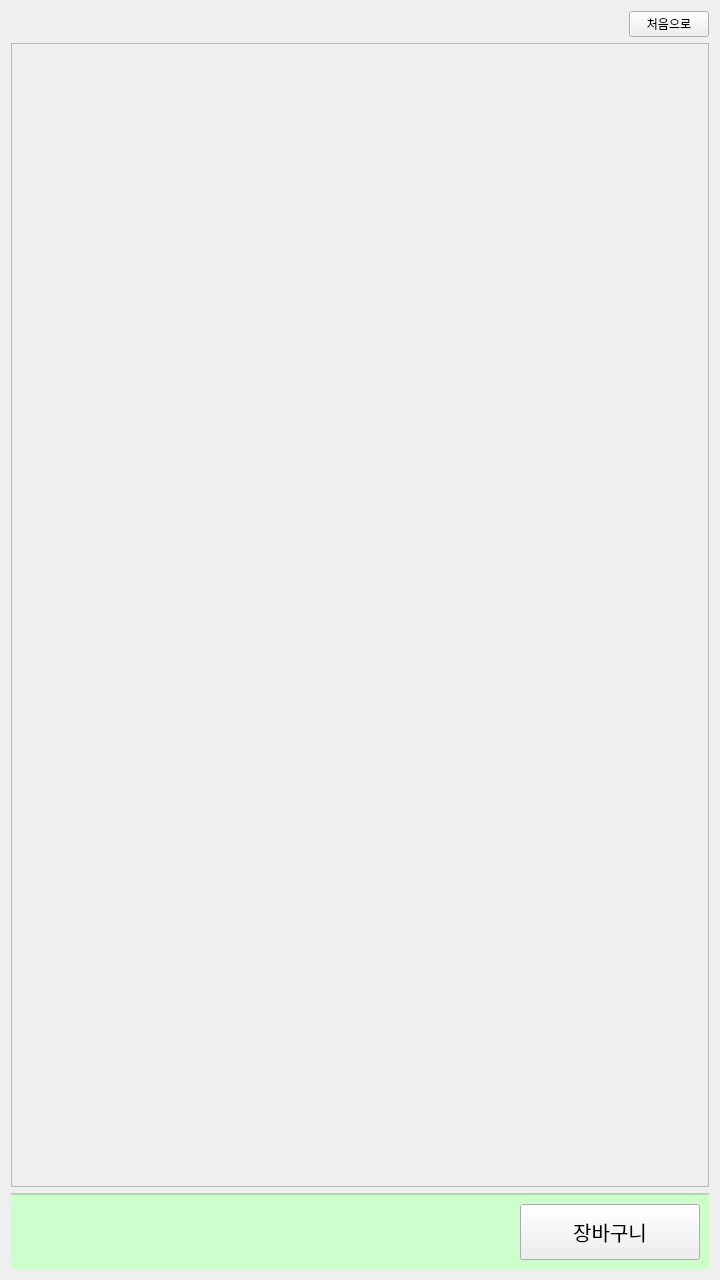
Above: qt/client/member.ui from ginjuns/SNAP before the change. Below: the same form after it.
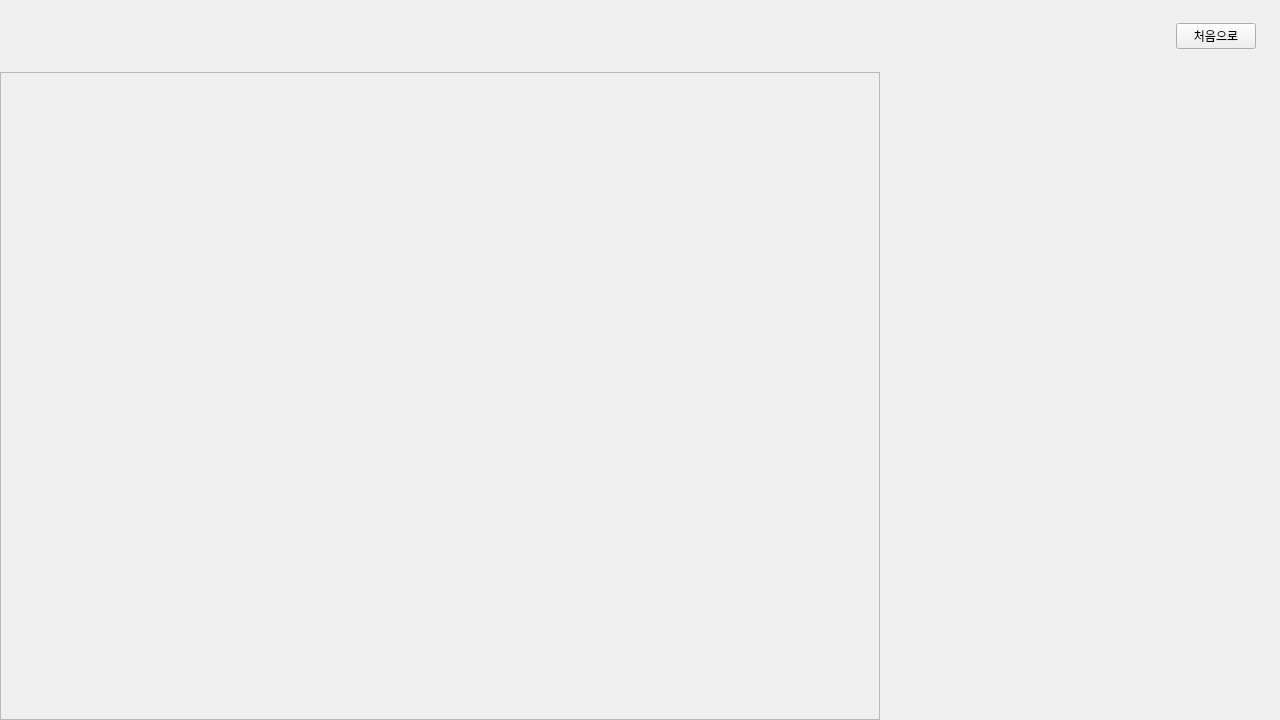
That is the form after the change. Custom widgets are drawn as their Qt base class.

What changed in the file:
```diff
--- a/qt/client/member.ui
+++ b/qt/client/member.ui
@@ -6,22 +6,82 @@
    <rect>
     <x>0</x>
     <y>0</y>
-    <width>720</width>
-    <height>1280</height>
+    <width>1280</width>
+    <height>720</height>
    </rect>
   </property>
-  <layout class="QVBoxLayout" name="verticalLayout" stretch="0,1,0">
+  <layout class="QVBoxLayout" name="verticalLayout" stretch="0,1">
+   <property name="spacing">
+    <number>0</number>
+   </property>
+   <property name="leftMargin">
+    <number>0</number>
+   </property>
+   <property name="topMargin">
+    <number>0</number>
+   </property>
+   <property name="rightMargin">
+    <number>0</number>
+   </property>
+   <property name="bottomMargin">
+    <number>0</number>
+   </property>
    <item>
-    <layout class="QHBoxLayout" name="horizontalLayout">
+    <widget class="QFrame" name="topBar">
+     <property name="minimumSize">
+      <size>
+       <width>0</width>
+       <height>72</height>
+      </size>
+     </property>
+     <layout class="QHBoxLayout" name="layoutTop">
+      <property name="spacing">
+       <number>16</number>
+      </property>
+      <property name="leftMargin">
+       <number>24</number>
+      </property>
+      <property name="topMargin">
+       <number>8</number>
+      </property>
+      <property name="rightMargin">
+       <number>24</number>
+      </property>
+      <property name="bottomMargin">
+       <number>8</number>
+      </property>
+      <item>
+       <widget class="QLabel" name="lblLogo">
+        <property name="minimumSize">
+         <size>
+          <width>44</width>
+          <height>44</height>
+         </size>
+        </property>
+        <property name="maximumSize">
+         <size>
+          <width>44</width>
+          <height>44</height>
+         </size>
+        </property>
+       </widget>
+      </item>
      <item>
       <widget class="QLabel" name="lblWelcome">
        <property name="styleSheet">
-        <string notr="true">font-size: 22px; font-weight: bold;</string>
+         <string notr="true">font-size: 22px; font-weight: bold; color: #14532d;</string>
        </property>
       </widget>
      </item>
      <item>
-      <spacer name="horizontalSpacer">
+       <widget class="QLabel" name="lblMsg">
+        <property name="styleSheet">
+         <string notr="true">font-size: 16px; color: #3d6b4c;</string>
+        </property>
+       </widget>
+      </item>
+      <item>
+       <spacer name="spacerTop">
        <property name="orientation">
         <enum>Qt::Horizontal</enum>
        </property>
@@ -41,7 +101,13 @@
       </widget>
      </item>
     </layout>
+    </widget>
    </item>
+   <item>
+    <layout class="QHBoxLayout" name="layoutBody" stretch="1,0">
+     <property name="spacing">
+      <number>0</number>
+     </property>
    <item>
     <widget class="QScrollArea" name="scroll">
      <property name="widgetResizable">
@@ -52,93 +118,41 @@
        <rect>
         <x>0</x>
         <y>0</y>
-        <width>696</width>
-        <height>1100</height>
+          <width>880</width>
+          <height>648</height>
        </rect>
       </property>
      </widget>
     </widget>
    </item>
    <item>
-    <widget class="QFrame" name="bar">
-     <property name="styleSheet">
-      <string notr="true">QFrame#bar { border-top: 2px solid #a8dca8; background: #cdffcd; }</string>
-     </property>
-     <layout class="QHBoxLayout" name="horizontalLayout_2" stretch="1,0,0,0,0,0">
-      <item>
-       <widget class="QLabel" name="lblMsg">
-        <property name="styleSheet">
-         <string notr="true">font-size: 14px; color: #52514e;</string>
-        </property>
-       </widget>
-      </item>
-      <item>
-       <widget class="QLabel" name="lblQty">
-        <property name="styleSheet">
-         <string notr="true">font-size: 18px;</string>
-        </property>
-       </widget>
-      </item>
-      <item>
-       <spacer name="horizontalSpacer_2">
-        <property name="orientation">
-         <enum>Qt::Horizontal</enum>
-        </property>
-        <property name="sizeType">
-         <enum>QSizePolicy::Fixed</enum>
-        </property>
-        <property name="sizeHint" stdset="0">
-         <size>
-          <width>24</width>
-          <height>0</height>
-         </size>
-        </property>
-       </spacer>
-      </item>
-      <item>
-       <widget class="QLabel" name="lblSum">
-        <property name="styleSheet">
-         <string notr="true">font-size: 22px; font-weight: bold;</string>
-        </property>
-       </widget>
-      </item>
-      <item>
-       <spacer name="horizontalSpacer_3">
-        <property name="orientation">
-         <enum>Qt::Horizontal</enum>
-        </property>
-        <property name="sizeType">
-         <enum>QSizePolicy::Fixed</enum>
-        </property>
-        <property name="sizeHint" stdset="0">
-         <size>
-          <width>24</width>
-          <height>0</height>
-         </size>
-        </property>
-       </spacer>
-      </item>
-      <item>
-       <widget class="QPushButton" name="btnCart">
+      <widget class="Cart" name="cart">
         <property name="minimumSize">
          <size>
-          <width>180</width>
-          <height>56</height>
-         </size>
-        </property>
-        <property name="styleSheet">
-         <string notr="true">font-size: 20px;</string>
-        </property>
-        <property name="text">
-         <string>장바구니</string>
-        </property>
+         <width>400</width>
+         <height>0</height>
+        </size>
+       </property>
+       <property name="maximumSize">
+        <size>
+         <width>400</width>
+         <height>16777215</height>
+        </size>
+       </property>
        </widget>
       </item>
      </layout>
-    </widget>
    </item>
   </layout>
  </widget>
+ <customwidgets>
+  <customwidget>
+   <class>Cart</class>
+   <extends>QWidget</extends>
+   <header>cart.h</header>
+   <container>1</container>
+  </customwidget>
+ </customwidgets>
  <resources/>
  <connections/>
 </ui>
```
Lines whose indentation alone changed are shown as unchanged.
